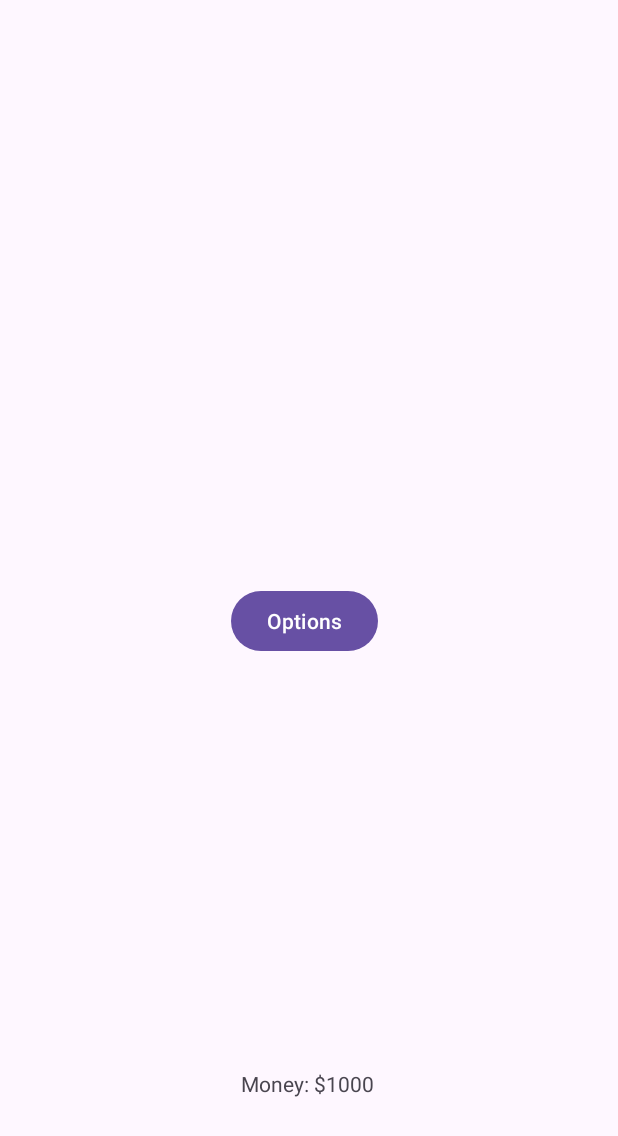
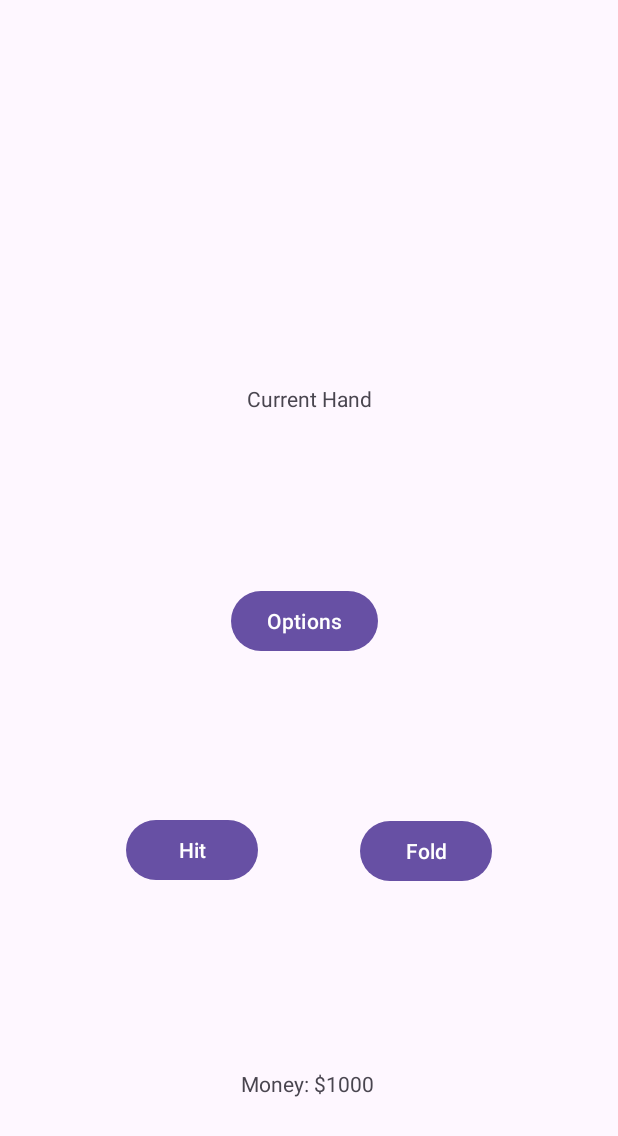
Before and after one commit to cort1237/BlackjackCardGame, an Android app: the screen it shows after launch (MainActivity), on a phone screen of 412 x 824 dp. Shown: the top 1136 px of the screen. Run offline under Robolectric (Android 15) with nearby library versions, the phone set to English and light mode, and no system bars.

Commit message:
CardHand implemented, hit and fold buttons currently crash

```diff
--- a/app/src/main/java/com/example/cardgametest/CardHand.java
+++ b/app/src/main/java/com/example/cardgametest/CardHand.java
@@ -1,5 +1,40 @@
 package com.example.cardgametest;
 
+import java.util.*;
+
+
+/*
+Create a CardHand class that will store the values of the players hand and implements the following:
+    retrieveHand(): return the cards in the player hands
+    foldHand(): folds the players cards, stops them from playing
+    hit(): draws another card into the players hand
+ */
 public class CardHand {
+    private ArrayList<Card> hand;
+    private int size;
 
+    //Initializes the hand passed in cards
+    public CardHand(){
+        hand = new ArrayList<Card>(2);
+        size = 0;
+    }
+
+    //When player hits, add a new card to their hand
+    public void hit(Card newCard){
+        hand.add(newCard);
+        size += 1;
+    }
+
+    //When player fold, empty their hand
+    public void foldHand(){
+        hand.clear();
+    }
+
+    public ArrayList<Card> retrieveHand(){
+        return hand;
+    }
+
+    public int size(){
+        return size;
+    }
 }
--- a/app/src/main/java/com/example/cardgametest/MainActivity.java
+++ b/app/src/main/java/com/example/cardgametest/MainActivity.java
@@ -8,10 +8,16 @@ import android.view.View;
 import android.widget.TextView;
 import android.widget.Button;
 
+import java.util.ArrayList;
+
 public class MainActivity extends AppCompatActivity {
 
     private int playerMoney = 1000; // Example initial money amount
     private TextView moneyTextView;
+    private TextView currentHandText;
+    private CardHand hand = new CardHand();
+    private int sizeOfHand = hand.size();
+    private Deck deck = new Deck();
 
     @Override
     protected void onCreate(Bundle savedInstanceState) {
@@ -38,6 +44,30 @@ public class MainActivity extends AppCompatActivity {
             }
         });
 
+    }
+
+    //when hit button is clicked, this function will run
+    //Hit button currently crashes the app
+    private void hit(){
+        hand.hit(deck.retrieveTop());
+        updateCurrentHand();
+    }
+
+    //when fold button is clicked, this function will run
+    //Fold also currently crashes the app
+    private void foldHand(){
+        hand.foldHand();
+        updateCurrentHand();
+    }
+
+    //update the debug textview of current hand
+    private void updateCurrentHand(){
+        ArrayList<Card> currentHand = hand.retrieveHand();
+        String hand = "";
+        for(int i = 0; i < sizeOfHand; i++){
+            hand += " " + currentHand.get(i).getRank();
+        }
+        currentHandText.setText(hand);
     }
 
     private void updateMoneyText() {
--- a/app/src/main/res/layout/activity_main.xml
+++ b/app/src/main/res/layout/activity_main.xml
@@ -35,8 +35,57 @@
         android:layout_height="wrap_content"
         android:layout_marginStart="154dp"
         android:layout_marginTop="390dp"
+        android:onClick="hit"
         android:text="Options"
         app:layout_constraintStart_toStartOf="parent"
         app:layout_constraintTop_toTopOf="parent" />
 
+    <Button
+        android:id="@+id/hitButton"
+        android:layout_width="wrap_content"
+        android:layout_height="wrap_content"
+        android:layout_marginEnd="32dp"
+        android:gravity="center|center_horizontal"
+        android:onClick="hit"
+        android:text="Hit"
+        app:layout_constraintBottom_toBottomOf="parent"
+        app:layout_constraintEnd_toStartOf="@+id/buffer"
+        app:layout_constraintTop_toTopOf="parent"
+        app:layout_constraintVertical_bias="0.699" />
+
+    <Button
+        android:id="@+id/foldButton"
+        android:layout_width="wrap_content"
+        android:layout_height="wrap_content"
+        android:layout_marginStart="32dp"
+        android:gravity="center|center_horizontal"
+        android:onClick="foldHand"
+        android:text="Fold"
+        app:layout_constraintBottom_toBottomOf="parent"
+        app:layout_constraintStart_toEndOf="@+id/buffer"
+        app:layout_constraintTop_toTopOf="parent"
+        app:layout_constraintVertical_bias="0.7" />
+
+    <TextView
+        android:id="@+id/buffer"
+        android:layout_width="4dp"
+        android:layout_height="16dp"
+        android:layout_marginTop="196dp"
+        app:layout_constraintBottom_toBottomOf="parent"
+        app:layout_constraintEnd_toEndOf="parent"
+        app:layout_constraintStart_toStartOf="parent"
+        app:layout_constraintTop_toTopOf="parent"
+        app:layout_constraintVertical_bias="0.7" />
+
+    <TextView
+        android:id="@+id/viewHand"
+        android:layout_width="wrap_content"
+        android:layout_height="wrap_content"
+        android:layout_marginTop="256dp"
+        android:text="Current Hand"
+        app:layout_constraintEnd_toEndOf="parent"
+        app:layout_constraintStart_toStartOf="parent"
+        app:layout_constraintTop_toTopOf="parent" />
+
+
 </androidx.constraintlayout.widget.ConstraintLayout>
```
